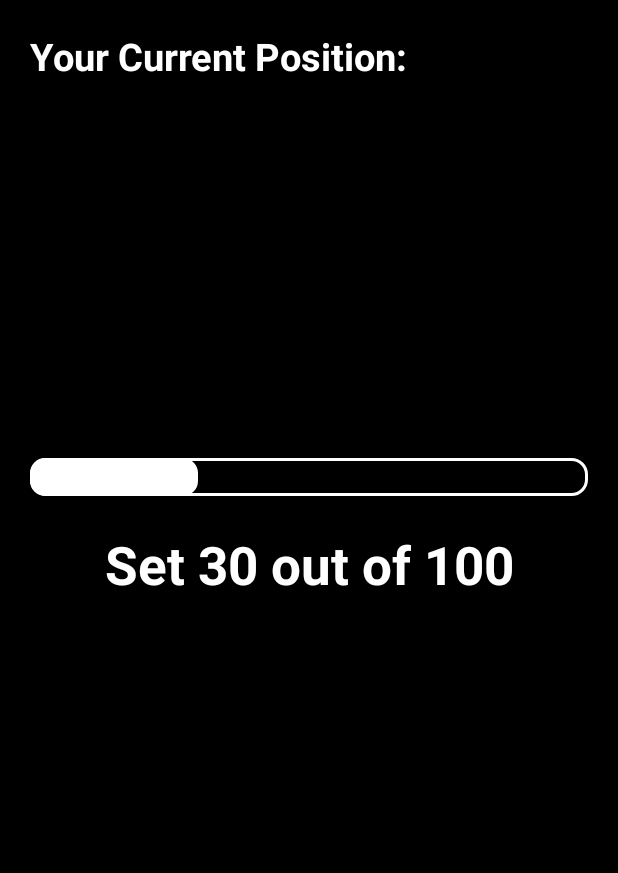
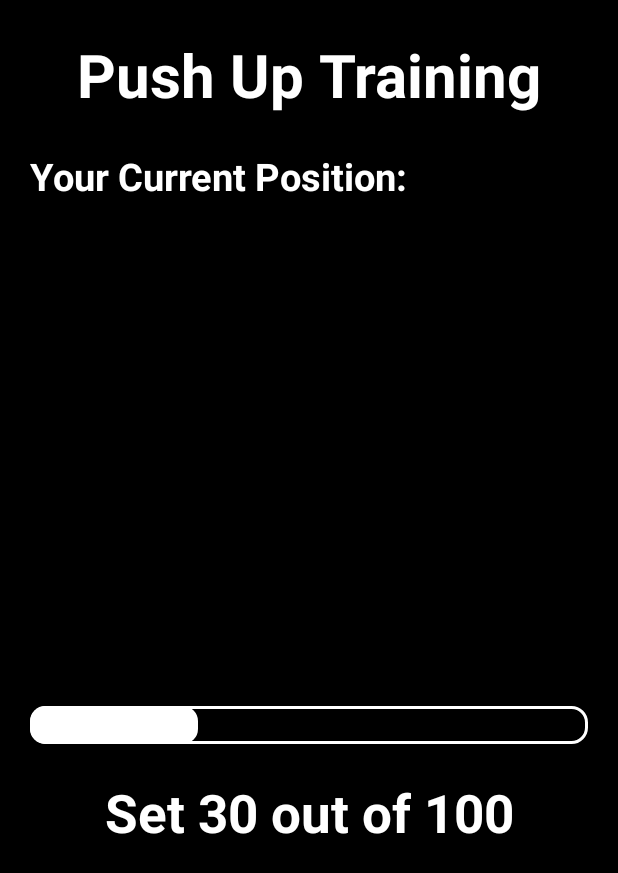
Before and after one commit to ireinman/Project_IOT_hike, an Android app: the In_Training screen opened directly, with no data from a screen before it, on a phone screen of 412 x 824 dp. Shown: the top 873 px of the screen. Run offline under Robolectric (Android 15) with nearby library versions, the phone set to English and light mode, and no system bars; libraries missing offline, so code that uses them is left out: com.github.mikephil.charting; 5 statements that could not run were skipped.

Commit message:
start in training python 2/7 itamar

```diff
--- a/app/src/main/java/com/example/iotProject/In_Training.java
+++ b/app/src/main/java/com/example/iotProject/In_Training.java
@@ -44,7 +44,7 @@ public class In_Training extends AppCompatActivity implements ServiceConnection,
 
     private int progress;
     private ProgressBar progressBar;
-    private TextView progressTextView;
+    private TextView progressTextView, setsTextView;
     private String progressText;
 
     @Override
@@ -58,6 +58,7 @@ public class In_Training extends AppCompatActivity implements ServiceConnection,
         Button stopButton = findViewById(R.id.stopButton);
         stopButton.setOnClickListener(view -> stopTraining(2));
         player = MediaPlayer.create(this, R.raw.bring_sally_up);
+        setsTextView = findViewById(R.id.setsTextView);
         progressTextView = findViewById(R.id.progressTextView);
         progressBar = findViewById(R.id.progressBar);
         progress = progressBar.getProgress();
@@ -82,7 +83,7 @@ public class In_Training extends AppCompatActivity implements ServiceConnection,
 
     private void stopTraining(int reason) {
         if (inTrain){
-            // TODO update set count
+            // TODO update set count setsTextView
             progressTextView.setText("");
             // 0: training end, 1: the user wasn't down when he should, 2: the user quited
             // TODO: calc train stats and create a dialog - home screen and progress
@@ -129,6 +130,7 @@ public class In_Training extends AppCompatActivity implements ServiceConnection,
         if (music_on) {
             player.stop();
             player.release();
+            music_on = false;
         }
         // TODO get push ups and update progress bar / stop train (or set)
         lastTime = Float.parseFloat(parts[0]) - startTime;
--- a/app/src/main/res/layout/activity_in_training.xml
+++ b/app/src/main/res/layout/activity_in_training.xml
@@ -3,6 +3,27 @@
     android:layout_width="match_parent"
     android:layout_height="match_parent"
     android:orientation="vertical">
+
+    <LinearLayout
+        android:layout_width="match_parent"
+        android:layout_height="60dp"
+        android:orientation="vertical"
+        android:layout_marginHorizontal="20dp"
+        android:layout_marginTop="20dp"
+        android:gravity="center">
+
+
+        <TextView
+            android:id="@+id/textView1"
+            android:layout_width="match_parent"
+            android:layout_height="0dp"
+            android:layout_weight="1"
+            android:text="Push Up Training"
+            android:gravity="center"
+            android:textSize="40sp"
+            android:textStyle="bold"
+            android:textColor="#FFFFFF" />
+    </LinearLayout>
 
     <LinearLayout
         android:layout_width="match_parent"
@@ -48,6 +69,26 @@
         android:gravity="center"
         android:orientation="vertical">
 
+        <TextView
+            android:id="@+id/setsTextView"
+            android:layout_width="match_parent"
+            android:layout_height="55dp"
+            android:layout_marginTop="10dp"
+            android:gravity="center"
+            android:textSize="38sp"
+            android:textStyle="bold"
+            android:textColor="#FFFFFF" />
+
+    </LinearLayout>
+
+    <LinearLayout
+        android:layout_width="match_parent"
+        android:layout_height="wrap_content"
+        android:layout_marginHorizontal="20dp"
+        android:layout_marginTop="20dp"
+        android:gravity="center"
+        android:orientation="vertical">
+
         <ProgressBar
             android:id="@+id/progressBar"
             style="?android:attr/progressBarStyleHorizontal"
```
